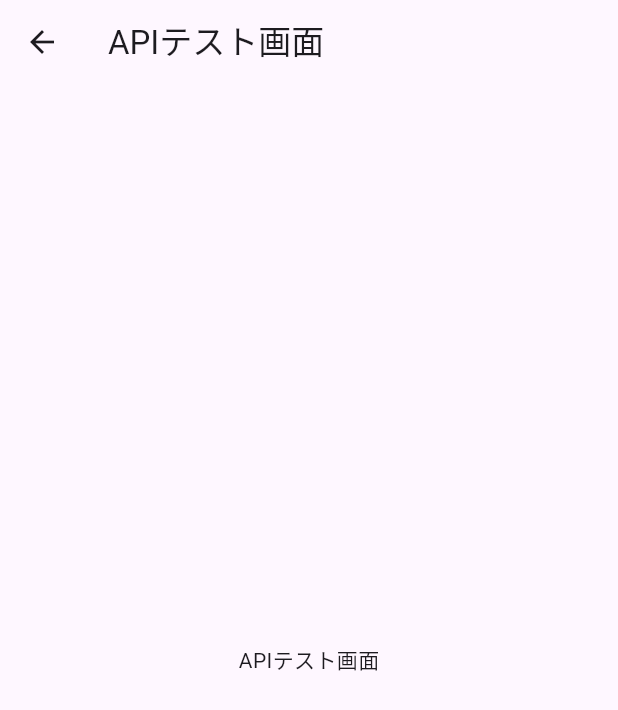
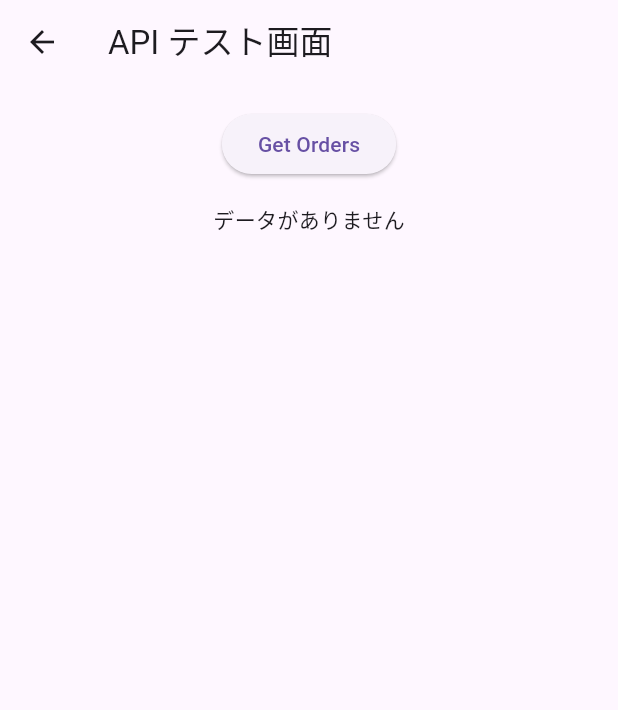
Before and after one commit to arsYamashita/delivery_app_admin, a Flutter app: the ApiTestScreen screen opened directly, on a phone screen of 412 x 824 dp. Shown: the top 710 px of the screen. Run offline on Flutter 3.47's test engine with Material 3 defaults, Android fonts, the phone set to English and light mode, and no system bars; our stand-ins replace cloud_firestore, firebase_auth, firebase_core; accounts and stored records are empty.

Commit message:
jsonのパースを修正

```diff
--- a/lib/api_test_screen.dart
+++ b/lib/api_test_screen.dart
@@ -1,16 +1,109 @@
+import 'dart:convert';
 import 'package:flutter/material.dart';
+import 'package:http/http.dart' as http;
 
-class ApiTestScreen extends StatelessWidget {
+class ApiTestScreen extends StatefulWidget {
   const ApiTestScreen({super.key});
+
+  @override
+  _ApiTestScreenState createState() => _ApiTestScreenState();
+}
+
+class _ApiTestScreenState extends State<ApiTestScreen> {
+  List<Map<String, dynamic>> orders = [];
+  bool isLoading = false;
+
+  // API からデータを取得
+  Future<void> fetchOrders() async {
+    setState(() {
+      isLoading = true;
+    });
+
+    try {
+      final response = await http.get(Uri.parse('https://getorders-4t2b2kn7va-uc.a.run.app/'));
+      if (response.statusCode == 200) {
+        final List<dynamic> data = json.decode(response.body);
+        setState(() {
+          orders = data.map((e) => e as Map<String, dynamic>).toList();
+        });
+      } else {
+        throw Exception("Failed to load orders");
+      }
+    } catch (e) {
+      print(e);
+      ScaffoldMessenger.of(context).showSnackBar(
+        SnackBar(content: Text("エラー: $e")),
+      );
+    } finally {
+      setState(() {
+        isLoading = false;
+      });
+    }
+  }
+
+  // TimestampをDateTimeに変換するヘルパー関数
+  DateTime? convertTimestamp(Map<String, dynamic>? timestamp) {
+    if (timestamp == null) return null;
+    int seconds = timestamp['_seconds'] ?? 0;
+    int nanoseconds = timestamp['_nanoseconds'] ?? 0;
+    return DateTime.fromMillisecondsSinceEpoch(
+      seconds * 1000 + nanoseconds ~/ 1000000, // ミリ秒単位に変換
+    );
+  }
 
   @override
   Widget build(BuildContext context) {
     return Scaffold(
       appBar: AppBar(
-        title: const Text('APIテスト画面'),
+        title: const Text('API テスト画面'),
       ),
-      body: const Center(
-        child: Text('APIテスト画面'),
+      body: Column(
+        children: [
+          // APIを呼び出すボタン
+          Padding(
+            padding: const EdgeInsets.all(16.0),
+            child: ElevatedButton(
+              onPressed: fetchOrders,
+              child: const Text('Get Orders'),
+            ),
+          ),
+          // ローディング中の場合
+          if (isLoading)
+            const Center(child: CircularProgressIndicator()),
+          // データがない場合
+          if (!isLoading && orders.isEmpty)
+            const Center(child: Text('データがありません')),
+          // データがある場合
+          if (!isLoading && orders.isNotEmpty)
+            Expanded(
+              child: ListView.builder(
+                itemCount: orders.length,
+                itemBuilder: (context, index) {
+                  final order = orders[index];
+                  return ListTile(
+                    title: Text('Order ID: ${order['id'] ?? '不明'}'),
+                    subtitle: Column(
+                      crossAxisAlignment: CrossAxisAlignment.start,
+                      children: [
+                        Text('Order Code: ${order['orderCode'] ?? '不明'}'),
+                        Text('Package Name: ${order['packageName'] ?? '不明'}'),
+                        Text('Quantity: ${order['quantity'] ?? 0}'),
+                        Text('Status: ${order['status'] ?? '不明'}'),
+                        Text('Store Name: ${order['storeName'] ?? '不明'}'),
+                        Text('Store ID: ${order['storeId'] ?? '不明'}'),
+                        Text('Driver ID: ${order['driverId'] ?? '不明'}'),
+                        Text('Driver Name: ${order['driverName'] ?? '不明'}'),
+                        Text('Registration Date: ${convertTimestamp(order['registrationDate'])?.toString() ?? '不明'}'),
+                        Text('Picking Date: ${convertTimestamp(order['pickingDate'])?.toString() ?? '不明'}'),
+                        Text('Complete Date: ${convertTimestamp(order['completeDate'])?.toString() ?? '不明'}'),
+                        Text('Barcodes: ${order['barcodes']?.join(', ') ?? '不明'}'),
+                      ],
+                    ),
+                  );
+                },
+              ),
+            ),
+        ],
       ),
     );
   }
```
